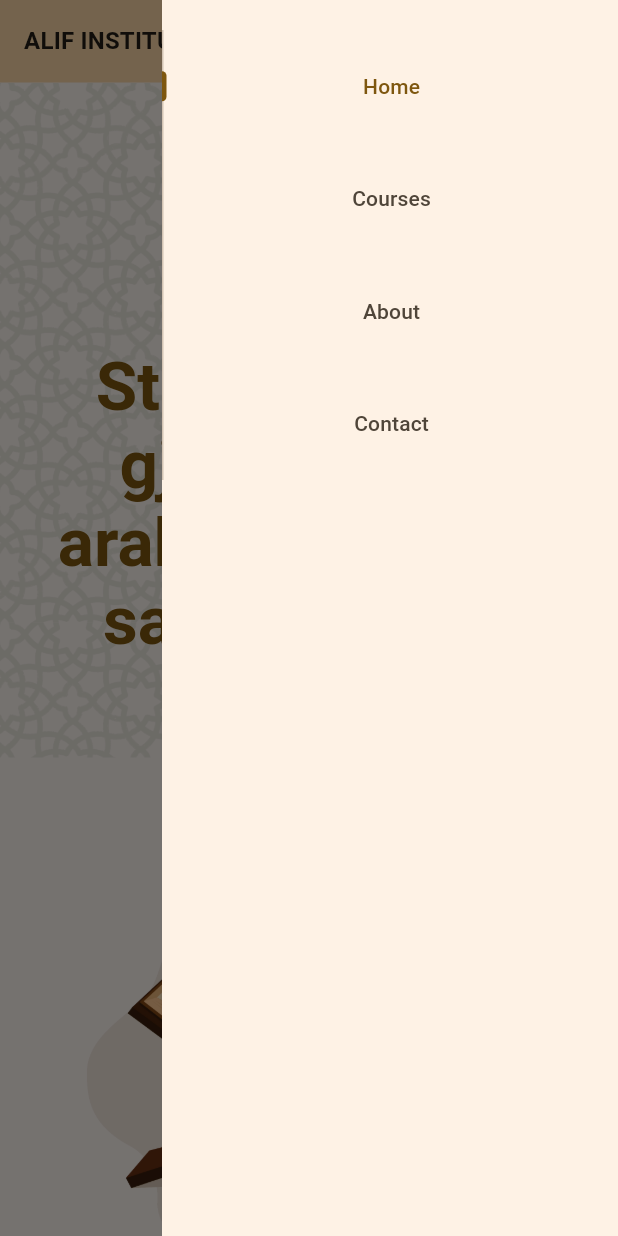
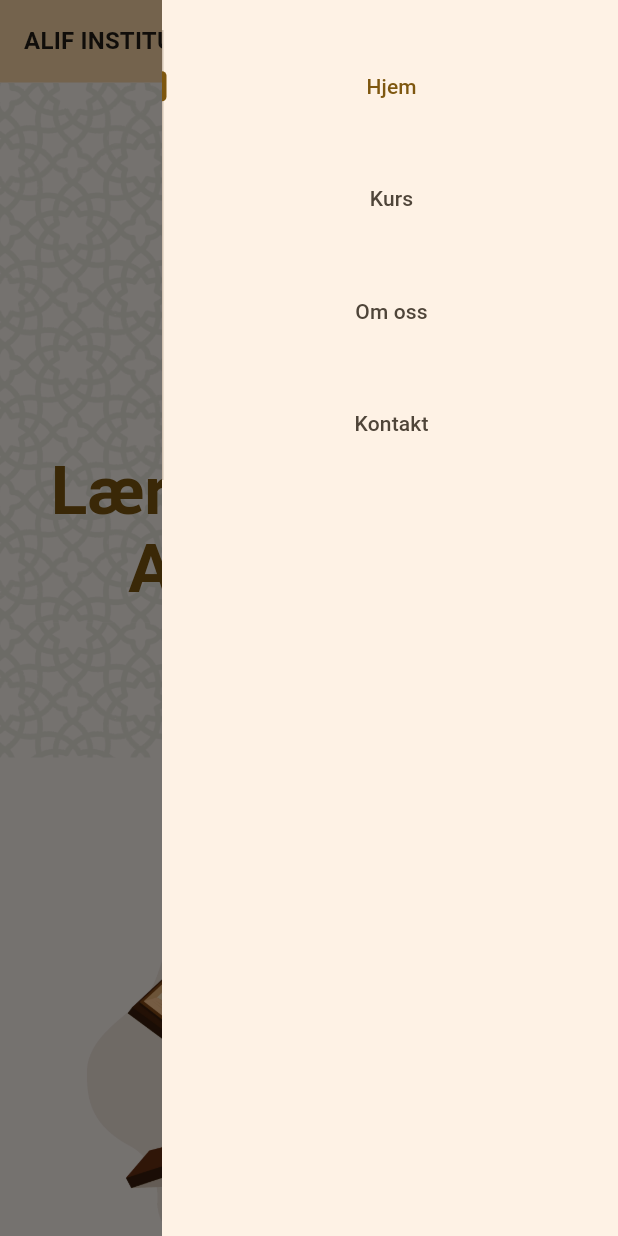
Before and after one commit to sohaibnomanahmed/alif, a Flutter app: the screen it shows after launch, with the side drawer open, on a phone screen of 412 x 824 dp. Run offline on Flutter 3.47's test engine with Material 2 defaults, Android fonts, the phone set to English and light mode, and no system bars; our stand-ins replace go_router, google_fonts, routemaster; missing offline and left inert: flutter_email_sender, gsheets; key blocks and very long unbroken strings in the code were emptied for the run.

Commit message:
Add corrections

```diff
--- a/lib/home/about_page.dart
+++ b/lib/home/about_page.dart
@@ -52,7 +52,7 @@ class AboutPage extends StatelessWidget {
           const ContactCard(
               image: 'assets/images/profile3.png',
               name: 'Sohaib Ahmed',
-              role: 'Utviker',
+              role: 'Utvikler',
               description:
                   'Sohaib jobber som utvikler for både apper og nettsider. Vi lever i en digital verden, derfor er det også viktig at Alif også har en digital platfrom. Han og har hatt ansvaret til å bygge Alif sin nettside, slik at brukerne kan se informasjon og sende hendvendelser samtidig også kunne registrere seg på kurs.'),
           const SizedBox(height: 30),
--- a/lib/home/home_page.dart
+++ b/lib/home/home_page.dart
@@ -34,7 +34,7 @@ class HomePage extends StatelessWidget {
                   ),
                   const SizedBox(height: 20),
                   Text(
-                    "Start din reise gjennom det arabiske språket sammen med Alif",
+                    "Lær Arabisk med Alif Institutt",
                     textAlign: TextAlign.center,
                     style: Theme.of(context).textTheme.displayMedium?.copyWith(
                           fontWeight: FontWeight.bold,
@@ -50,7 +50,7 @@ class HomePage extends StatelessWidget {
             mainImage: 'assets/images/main.png',
             title: "Innhold",
             text:
-                "Start å lære arabisk med Alif Institutt. Med spesialdesignet pensum for norske studenter tar vi deg fra å lese Koranen til å forstå det arabiske nivået. Vi har 4 nivåer, nivå 1 er designet fra å ta deg fra å lese koranen til å forstå grunnleggende arabisk. Etter å ha vært gjennom høyeste nivå (nivå 4) har du lært 90% av arabisk grammatikk og kan lese en god del klassiske og religiøse tekster på egenhånd",
+                "Start å lære arabisk med Alif Institutt. Med spesialdesignet pensum for norske studenter tar vi deg fra å lese Koranen til å forstå det arabiske språket. Vi har 4 nivåer, nivå 1 er designet fra å ta deg fra å lese koranen til å forstå grunnleggende arabisk. Etter å ha vært gjennom høyeste nivå (nivå 4) har du lært 90% av arabisk grammatikk og kan lese en god del klassiske og religiøse tekster på egenhånd",
           ),
           const SizedBox(height: 50),
           FrontpageInfoTile(
@@ -58,7 +58,7 @@ class HomePage extends StatelessWidget {
             mainImage: 'assets/images/main2.jpg',
             title: "Lokasjon",
             text:
-                "Vi underviser på lokalene til moskeen Islamic Culture Center som er gangsavstand fra Grønland T-bane Stasjon. Vi akn også ka noen klasser via Zoom når det trengs.",
+                "Vi underviser på lokalene til Islamic Cultural Centre (ICC) som er gangavstand fra Grønland T-bane stasjon. Vi har også online klasser. Våre klasser er en gang i uken på kveldstid og designet for de som vil studere arabisk deltid i Norge",
           ),
           const SizedBox(height: 50),
           FrontpageInfoTile(
--- a/lib/home/top_nav_bar.dart
+++ b/lib/home/top_nav_bar.dart
@@ -20,12 +20,15 @@ class TopBar extends StatelessWidget implements PreferredSizeWidget {
         child:
             Row(mainAxisAlignment: MainAxisAlignment.spaceBetween, children: [
           //Image.asset('assets/images/logo.png', width: 56),
-          Text(
-            "ALIF INSTITUTT",
-            style: Theme.of(context)
-                .textTheme
-                .titleMedium
-                ?.copyWith(fontWeight: FontWeight.bold),
+          GestureDetector(
+            onTap: () => tabPage.index = 0,
+            child: Text(
+              "ALIF INSTITUTT",
+              style: Theme.of(context)
+                  .textTheme
+                  .titleMedium
+                  ?.copyWith(fontWeight: FontWeight.bold),
+            ),
           ),
           ResponsiveLayout.isMobileLayout(context)
               ? const SizedBox()
--- a/lib/routing/go_routes.dart
+++ b/lib/routing/go_routes.dart
@@ -8,11 +8,11 @@ import '../home/courses_page.dart';
 import '../home/home_page.dart';
 import '../home/my_home_page.dart';
 
-const homePage = "Home";
-const coursesPage = "Courses";
+const homePage = "Hjem";
+const coursesPage = "Kurs";
 const testmonialPage = "Testmonial";
-const aboutPage = "About";
-const contactPage = "Contact";
+const aboutPage = "Om oss";
+const contactPage = "Kontakt";
 
 List<String> navMenu = [
   homePage,
@@ -27,12 +27,8 @@ class Routes {
 
   Routes() {
     // GoRouter.of(context).go('/') or context.go('/')
-    router = GoRouter(
-
-      routes: [
-      GoRoute(
-        path: '/',
-        builder: (context, state) => MyHomePage(), routes: [
+    router = GoRouter(routes: [
+      GoRoute(path: '/', builder: (context, state) => MyHomePage(), routes: [
         GoRoute(path: '/home', builder: (context, state) => const HomePage()),
         GoRoute(
             path: '/courses', builder: (context, state) => const CoursesPage()),
--- a/lib/routing/routes.dart
+++ b/lib/routing/routes.dart
@@ -7,11 +7,11 @@ import '../home/courses_page.dart';
 import '../home/home_page.dart';
 import '../home/my_home_page.dart';
 
-const homePage = "Home";
-const coursesPage = "Courses";
+const homePage = "Hjem";
+const coursesPage = "Kurs";
 //const testmonialPage = "Testmonial";
-const aboutPage = "About";
-const contactPage = "Contact";
+const aboutPage = "Om oss";
+const contactPage = "Kontakt";
 
 List<String> navMenu = [
   homePage,
```
Also changed, not shown: lib/home/courses_page.dart (+6 -6 lines), lib/home/reg_page.dart (+7 -7 lines).
